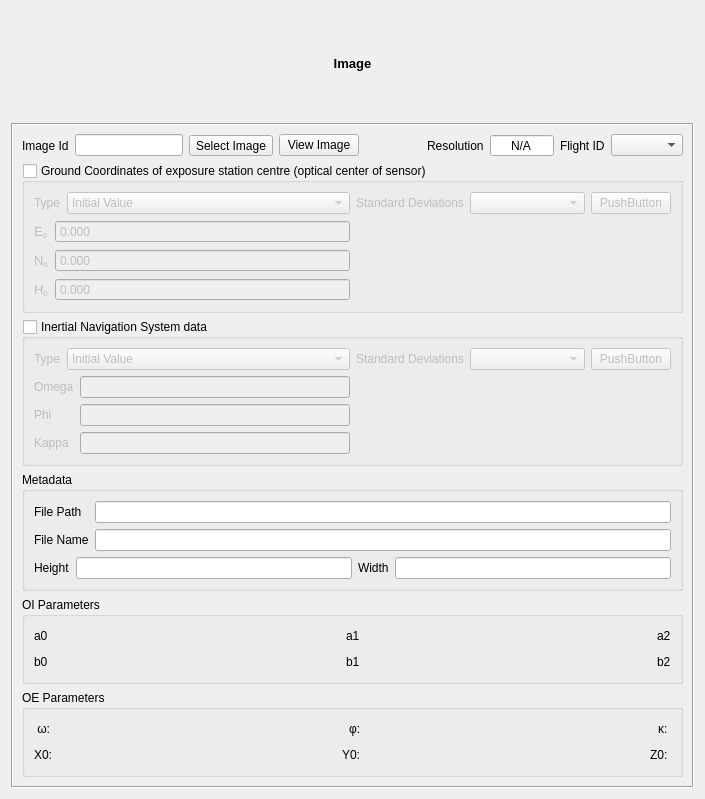
This is trunk_candidata/qt/formDisplay/ImageLayout.ui in e-foto/e-foto as Qt 5 draws it before an edit. The edited form follows.
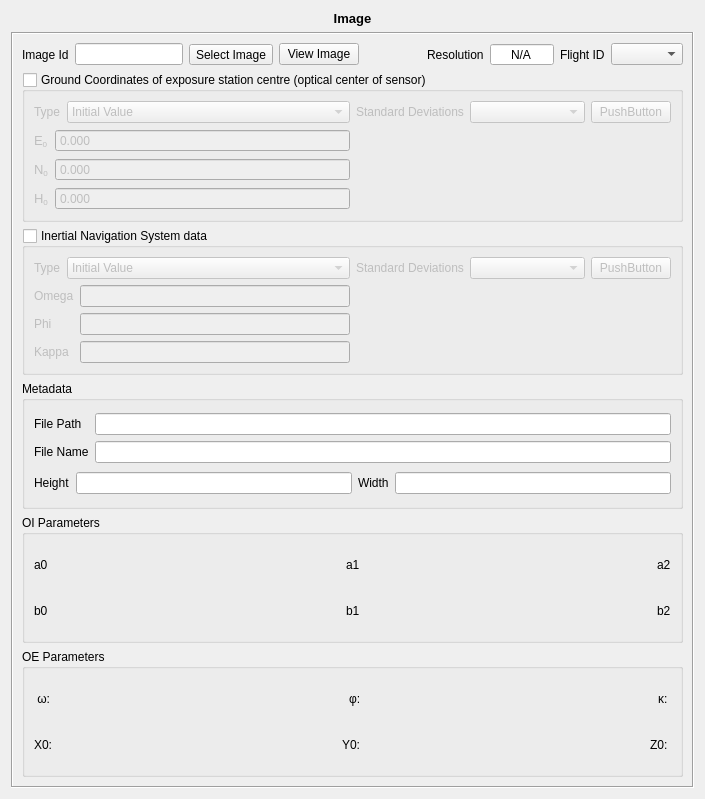
This is the edited form. Custom widgets are drawn as their Qt base class.

Commit message: Fixes in Phototri interface and the updater do not save xml automatically anymore

```diff
--- a/trunk_candidata/qt/formDisplay/ImageLayout.ui
+++ b/trunk_candidata/qt/formDisplay/ImageLayout.ui
@@ -16,6 +16,12 @@
   <layout class="QVBoxLayout" name="verticalLayout_16">
    <item>
     <widget class="QLabel" name="label_8">
+     <property name="sizePolicy">
+      <sizepolicy hsizetype="Preferred" vsizetype="Fixed">
+       <horstretch>0</horstretch>
+       <verstretch>0</verstretch>
+      </sizepolicy>
+     </property>
      <property name="text">
       <string>&lt;!DOCTYPE HTML PUBLIC &quot;-//W3C//DTD HTML 4.0//EN&quot; &quot;http://www.w3.org/TR/REC-html40/strict.dtd&quot;&gt;
 &lt;html&gt;&lt;head&gt;&lt;meta name=&quot;qrichtext&quot; content=&quot;1&quot; /&gt;&lt;style type=&quot;text/css&quot;&gt;
@@ -566,6 +572,9 @@
       </item>
       <item>
        <widget class="QGroupBox" name="groupBox">
+        <property name="enabled">
+         <bool>true</bool>
+        </property>
         <property name="title">
          <string>OI Parameters</string>
         </property>
```
The commit also changes 7 other files.
